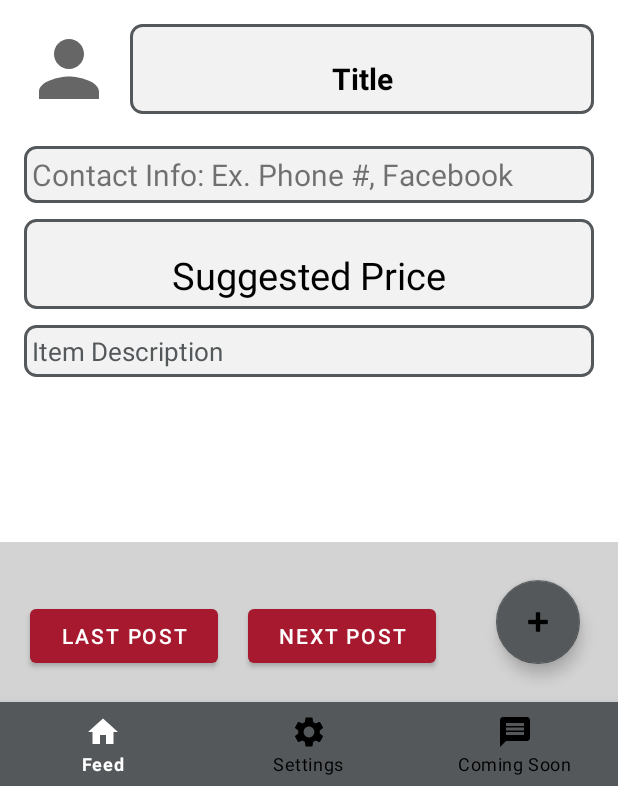
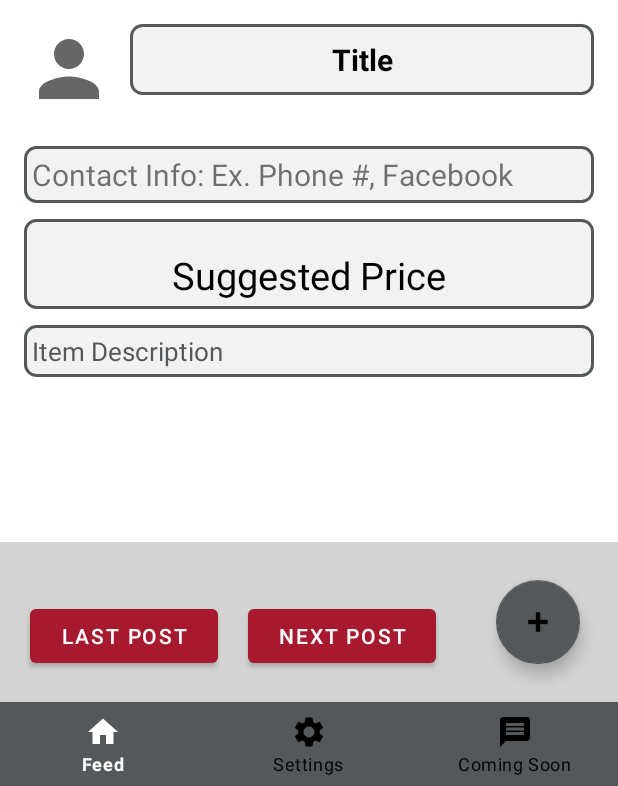
Before and after one commit to JoYSA-19/SFU-Market, an Android app: the MainActivity screen opened directly, with no data from a screen before it, on a phone screen of 412 x 824 dp, the part 450-1236 px from its top. Run offline under Robolectric (Android 15) with nearby library versions, the phone set to English and light mode, and no system bars; pictures from the network do not load.

Commit message:
Few minor changes

```diff
--- a/app/src/main/res/layout/activity_login.xml
+++ b/app/src/main/res/layout/activity_login.xml
@@ -14,7 +14,7 @@
         app:layout_constraintEnd_toEndOf="parent"
         app:layout_constraintStart_toStartOf="parent"
         app:layout_constraintTop_toTopOf="parent"
-        app:srcCompat="@drawable/user_account_management_logo_user_icon_11562867145a56rus2zwu"
+        app:srcCompat="@drawable/ic_bag"
         android:contentDescription="@string/user_icon" />
 
     <EditText
@@ -40,7 +40,7 @@
         app:layout_constraintBottom_toTopOf="@+id/guideline3"
         app:layout_constraintEnd_toEndOf="parent"
         app:layout_constraintStart_toStartOf="parent" />
-
+<!--
     <Switch
         android:id="@+id/rememberMeSwitch"
         android:layout_width="265dp"
@@ -51,7 +51,7 @@
         app:layout_constraintStart_toStartOf="parent"
         app:layout_constraintTop_toTopOf="@+id/guideline3"
         tools:ignore="UseSwitchCompatOrMaterialXml" />
-
+-->
     <Button
         android:id="@+id/loginButton"
         style="@style/Widget.AppCompat.Button.Colored"
--- a/app/src/main/res/layout/activity_main.xml
+++ b/app/src/main/res/layout/activity_main.xml
@@ -58,7 +58,7 @@
                 <TextView
                     android:id="@+id/des_title"
                     android:layout_width="match_parent"
-                    android:layout_height="match_parent"
+                    android:layout_height="wrap_content"
                     android:layout_marginStart="5dp"
                     android:background="@drawable/info_field_border"
                     android:gravity="bottom"
```
Also changed, not shown: app/src/main/res/drawable/ic_bag.xml (added, +10 -0 lines).
